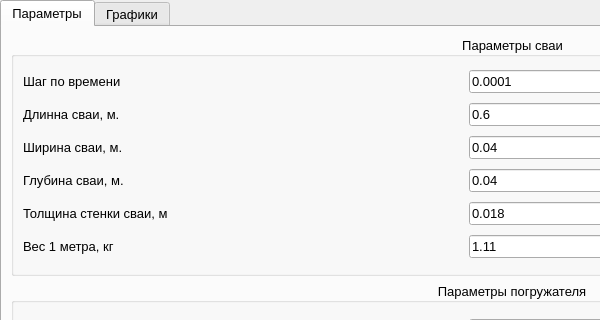
DvaMishkiLapa/xolm3, file mainwindow.ui: the form before one commit; both pictures show x 0 to 600 and y 0 to 320 of the 1025 by 768 pixel window.
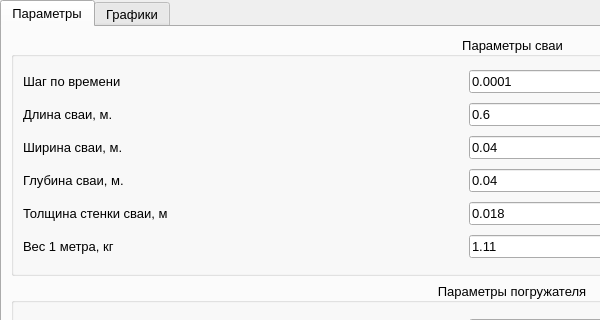
The form after the commit. The open tabs and pages were chosen to show the change.

Commit message: Correcting spelling errors

Diff of the .ui file:
```diff
--- a/mainwindow.ui
+++ b/mainwindow.ui
@@ -309,7 +309,7 @@
                 </size>
                </property>
                <property name="text">
-                <string>Длинна сваи, м.</string>
+                <string>Длина сваи, м.</string>
                </property>
               </widget>
              </item>
```
Left out of the diff: 2 changed lines with no effect on the pictures. The commit also changes 1 other file.
